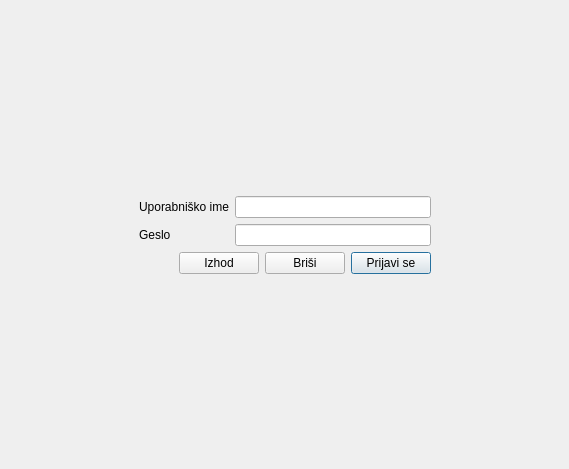
Old version of the form prijava.ui in the repository bubi-luka/BubiRacun.
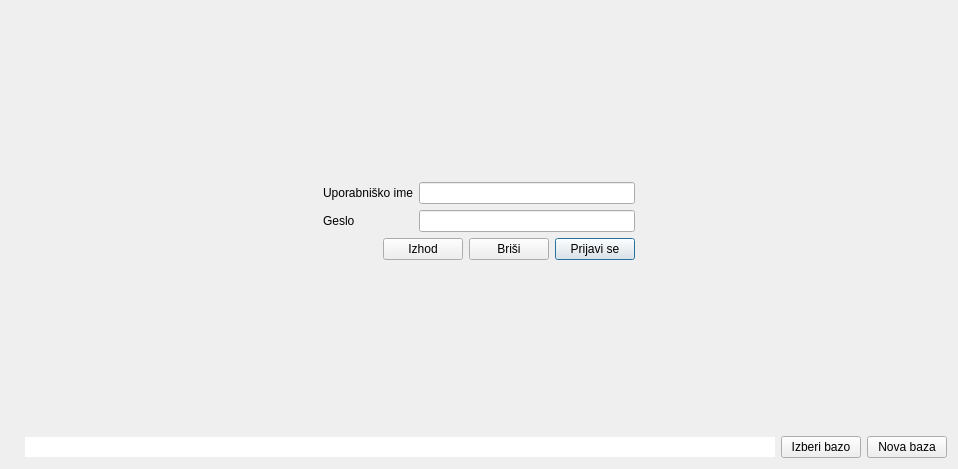
New version of the form. Icons and pictures are not drawn.

What changed in the file:
```diff
--- a/prijava.ui
+++ b/prijava.ui
@@ -9,7 +9,7 @@
    <rect>
     <x>0</x>
     <y>0</y>
-    <width>569</width>
+    <width>958</width>
     <height>469</height>
    </rect>
   </property>
@@ -166,6 +166,59 @@
      </item>
     </layout>
    </item>
+   <item>
+    <layout class="QHBoxLayout" name="horizontalLayout_3">
+     <item>
+      <spacer name="horizontalSpacer_4">
+       <property name="orientation">
+        <enum>Qt::Horizontal</enum>
+       </property>
+       <property name="sizeHint" stdset="0">
+        <size>
+         <width>40</width>
+         <height>20</height>
+        </size>
+       </property>
+      </spacer>
+     </item>
+     <item>
+      <widget class="QLineEdit" name="txt_baza">
+       <property name="sizePolicy">
+        <sizepolicy hsizetype="Maximum" vsizetype="Fixed">
+         <horstretch>0</horstretch>
+         <verstretch>0</verstretch>
+        </sizepolicy>
+       </property>
+       <property name="minimumSize">
+        <size>
+         <width>750</width>
+         <height>0</height>
+        </size>
+       </property>
+       <property name="frame">
+        <bool>false</bool>
+       </property>
+       <property name="alignment">
+        <set>Qt::AlignRight|Qt::AlignTrailing|Qt::AlignVCenter</set>
+       </property>
+      </widget>
+     </item>
+     <item>
+      <widget class="QPushButton" name="btn_baza">
+       <property name="text">
+        <string>Izberi bazo</string>
+       </property>
+      </widget>
+     </item>
+     <item>
+      <widget class="QPushButton" name="btn_nova_baza">
+       <property name="text">
+        <string>Nova baza</string>
+       </property>
+      </widget>
+     </item>
+    </layout>
+   </item>
   </layout>
  </widget>
  <tabstops>
```
